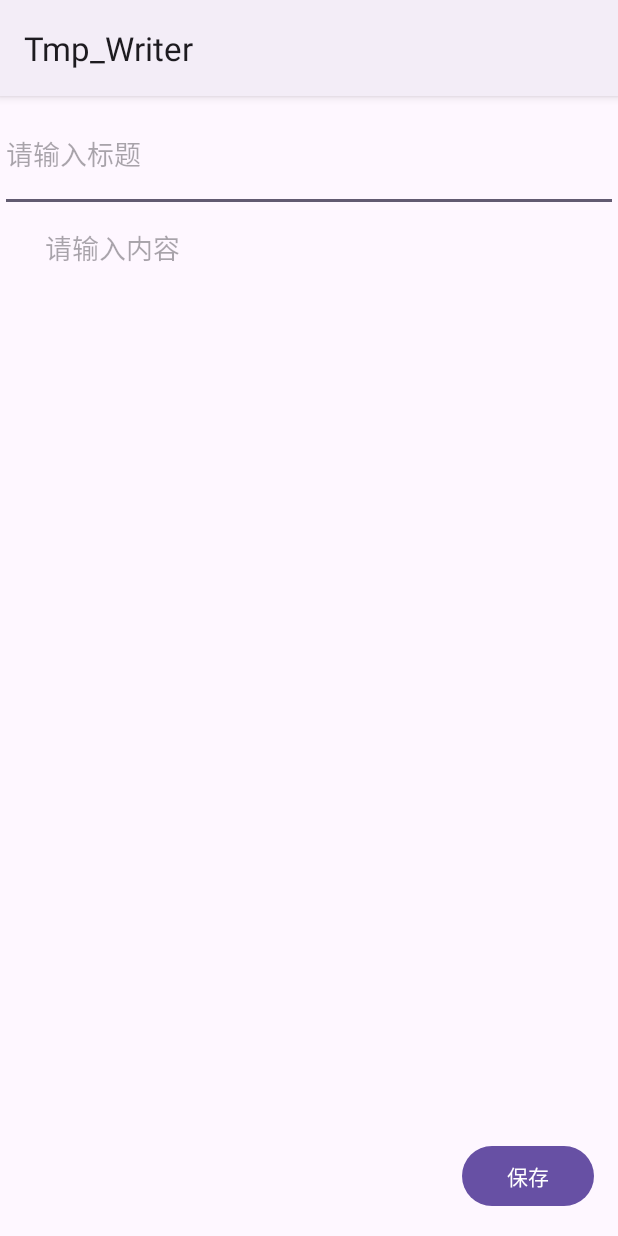
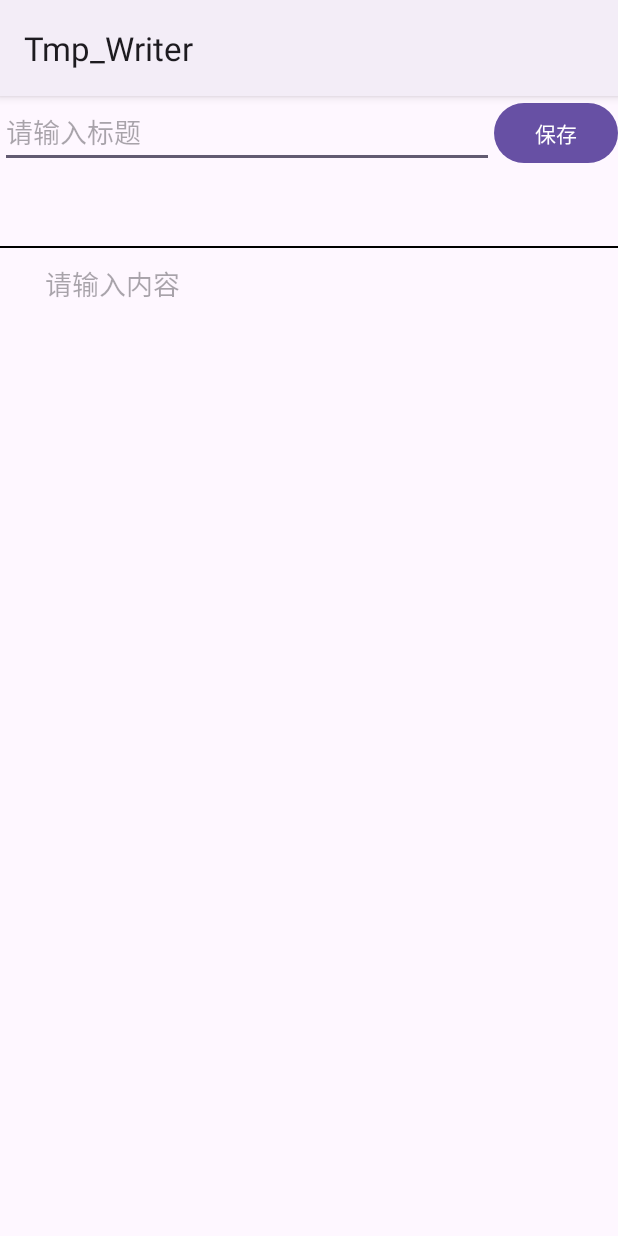
Before and after one commit to ht1026/andriodwork1, an Android app: the SecondActivity screen opened directly, with no data from a screen before it, on a phone screen of 412 x 824 dp. Run offline under Robolectric (Android 15) with nearby library versions, the phone set to English and light mode, and no system bars.

Commit message:
it can't adapt my phone.Idk what to do.

```diff
--- a/Android/Mp3/app/src/main/res/xml/files_path.xml
+++ /dev/null
@@ -1,6 +0,0 @@
-<?xml version="1.0" encoding="utf-8"?>
-<paths xmlns:android="http://schemas.android.com/apk/res/android">
-    <external-path
-        name="photo"
-        path="photos/"/>
-</paths>
--- a/Android/work1/app/build.gradle
+++ b/Android/work1/app/build.gradle
@@ -11,7 +11,7 @@ android {
         minSdk 24
         targetSdk 34
         versionCode 1
-        versionName "1.0"
+        versionName "1.1"
 
         testInstrumentationRunner "androidx.test.runner.AndroidJUnitRunner"
     }
--- a/Android/work1/app/src/main/AndroidManifest.xml
+++ b/Android/work1/app/src/main/AndroidManifest.xml
@@ -13,7 +13,7 @@
         android:theme="@style/Theme.Work1"
         tools:targetApi="31">
         <activity android:name="SplashActivity"
-            android:label="Splash"
+            android:label="Tmp_Writer"
             android:exported="true">
             <intent-filter>
                 <action android:name="android.intent.action.MAIN" />
--- a/Android/work1/app/src/main/java/com/example/work1/RegiActivity.java
+++ b/Android/work1/app/src/main/java/com/example/work1/RegiActivity.java
@@ -19,6 +19,7 @@ public class RegiActivity extends AppCompatActivity {
     EditText password2;
     Button register;
     SQLiteDatabase db;
+
     @Override
     protected void onCreate(Bundle savedInstanceState){
         super.onCreate(savedInstanceState);
--- a/Android/work1/app/src/main/res/layout/activity_2.xml
+++ b/Android/work1/app/src/main/res/layout/activity_2.xml
@@ -8,13 +8,32 @@
         android:layout_height="match_parent"
         android:orientation="vertical">
 
-        <EditText
-            android:id="@+id/et_title"
+        <LinearLayout
             android:layout_width="match_parent"
-            android:layout_height="0dp"
+            android:layout_height="18dp"
             android:layout_weight="1"
-            android:hint="请输入标题" />
+            android:orientation="horizontal">
 
+            <EditText
+                android:id="@+id/et_title"
+                android:layout_width="0dp"
+                android:layout_height="wrap_content"
+                android:layout_weight="4"
+                android:hint="请输入标题" />
+
+            <Button
+                android:id="@+id/btn_save"
+                android:layout_width="0dp"
+                android:layout_height="wrap_content"
+                android:layout_gravity="top"
+                android:layout_weight="1"
+                android:text="保存" />
+        </LinearLayout>
+
+        <View
+            android:layout_width="match_parent"
+            android:layout_height="1dp"
+            android:background="#000000" />
         <EditText
             android:id="@+id/et_content"
             android:layout_width="match_parent"
@@ -28,14 +47,7 @@
             android:layout_marginStart="20dp"
             android:layout_marginEnd="20dp"/>
 
-        <Button
-            android:id="@+id/btn_save"
-            android:layout_width="wrap_content"
-            android:layout_height="wrap_content"
-            android:text="保存"
-            android:layout_gravity="end"
-            android:layout_marginEnd="16dp"
-            android:layout_marginBottom="16dp"/>
+
 
     </LinearLayout>
 
--- a/Android/work1/app/src/main/res/layout/activity_main.xml
+++ b/Android/work1/app/src/main/res/layout/activity_main.xml
@@ -21,7 +21,7 @@
         android:layout_marginLeft="30dp"
         android:layout_marginRight="30dp"
         android:gravity="center_vertical"
-        android:layout_marginTop="450dp"
+        android:layout_marginTop="400dp"
         android:background="@drawable/bg_username"/>
 
     <EditText
```
Also changed, not shown: Android/work1/app/src/main/res/layout/activity_register.xml (+7 -6 lines).
